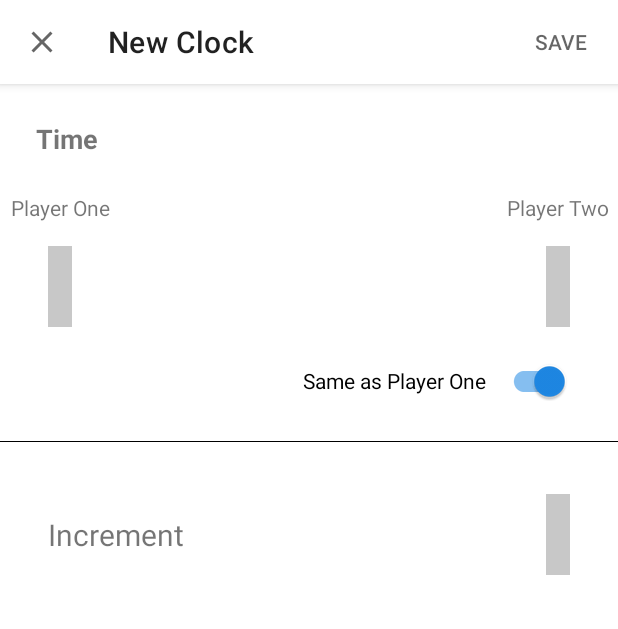
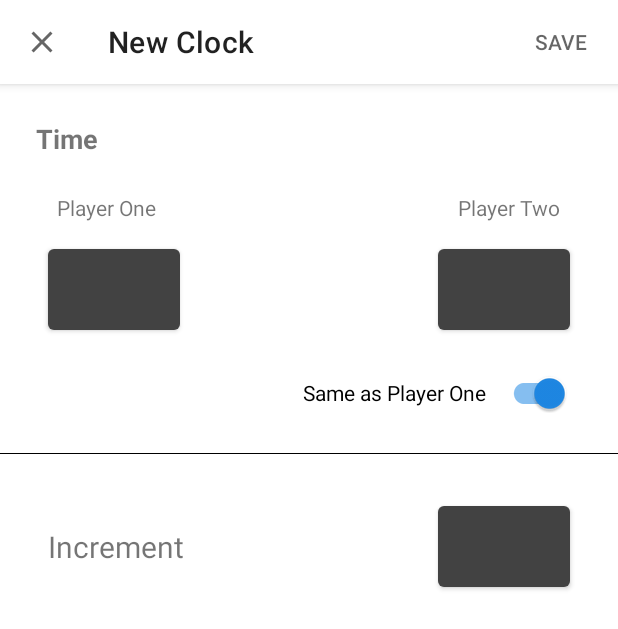
Before and after one commit to olariagamartin/Chess-Clock, an Android app: the CreateEditClockFragment screen opened through its navigation route, on a phone screen of 412 x 824 dp. Shown: the top 629 px of the screen. Run offline under Robolectric (Android 15) with nearby library versions, the phone set to English and light mode, and no system bars; our stand-ins replace Room's generated code; 6 statements that could not run were skipped.

Commit message:
Add/Edit layout design change

```diff
--- a/app/src/main/res/layout/fragment_create_edit_clock.xml
+++ b/app/src/main/res/layout/fragment_create_edit_clock.xml
@@ -38,55 +38,56 @@
             app:layout_constraintEnd_toEndOf="parent"
             app:layout_constraintTop_toTopOf="parent"/>
 
-        <TextView
-            android:id="@+id/player_one_label"
+        <Button
+            android:id="@+id/player_one_time"
             android:layout_width="wrap_content"
             android:layout_height="wrap_content"
-            android:layout_marginTop="24dp"
-            android:text="@string/player_one_label"
-            app:layout_constraintEnd_toEndOf="@+id/player_one_time"
-            app:layout_constraintStart_toStartOf="@+id/player_one_time"
-            app:layout_constraintTop_toBottomOf="@id/time_header" />
+            android:layout_marginStart="32dp"
+            android:layout_marginTop="12dp"
+            android:gravity="end"
+            android:padding="8dp"
+            android:textColor="@color/grey_50"
+            android:textSize="28sp"
+            app:layout_constraintStart_toStartOf="parent"
+            app:layout_constraintTop_toBottomOf="@id/player_one_label"
+            tools:text="05:00"/>
+
+        <Button
+            android:id="@+id/player_two_time"
+            android:layout_width="wrap_content"
+            android:layout_height="wrap_content"
+            android:layout_marginEnd="32dp"
+            android:layout_marginTop="12dp"
+            android:gravity="end"
+            android:padding="8dp"
+            android:textColor="@color/grey_50"
+            android:textSize="28sp"
+            app:layout_constraintEnd_toEndOf="parent"
+            app:layout_constraintTop_toBottomOf="@id/player_two_label"
+            tools:text="05:00"/>
+
+        <Button
+            android:id="@+id/increment_time"
+            android:layout_width="wrap_content"
+            android:layout_height="wrap_content"
+            android:gravity="end"
+            android:padding="8dp"
+            android:textColor="@color/grey_50"
+            android:textSize="28sp"
+            app:layout_constraintBottom_toBottomOf="@+id/increment_label"
+            app:layout_constraintEnd_toEndOf="@+id/player_two_time"
+            app:layout_constraintTop_toTopOf="@+id/increment_label"
+            tools:text="00:00" />
 
         <TextView
             android:id="@+id/player_two_label"
             android:layout_width="wrap_content"
             android:layout_height="wrap_content"
             android:layout_marginTop="24dp"
+            android:layout_marginEnd="6dp"
             android:text="@string/player_two_label"
             app:layout_constraintEnd_toEndOf="@+id/player_two_time"
-            app:layout_constraintStart_toStartOf="@+id/player_two_time"
             app:layout_constraintTop_toBottomOf="@id/time_header" />
-
-        <TextView
-                android:id="@+id/player_one_time"
-            android:layout_width="wrap_content"
-            android:layout_height="wrap_content"
-            android:layout_marginStart="32dp"
-            android:layout_marginTop="16dp"
-            android:background="@color/cardview_shadow_start_color"
-            android:gravity="end"
-            android:padding="8dp"
-            android:textColor="@color/black"
-            android:textSize="28sp"
-            app:layout_constraintStart_toStartOf="parent"
-            app:layout_constraintTop_toBottomOf="@id/player_one_label"
-            tools:text="05:00"/>
-
-        <TextView
-            android:id="@+id/player_two_time"
-            android:layout_width="wrap_content"
-            android:layout_height="wrap_content"
-            android:layout_marginEnd="32dp"
-            android:layout_marginTop="16dp"
-            android:background="@color/cardview_shadow_start_color"
-            android:gravity="end"
-            android:padding="8dp"
-            android:textColor="@color/black"
-            android:textSize="28sp"
-            app:layout_constraintEnd_toEndOf="parent"
-            app:layout_constraintTop_toBottomOf="@id/player_two_label"
-            tools:text="05:00"/>
 
 
         <TextView
@@ -101,18 +102,14 @@
             app:layout_constraintTop_toBottomOf="@id/divider" />
 
         <TextView
-            android:id="@+id/increment_time"
+            android:id="@+id/player_one_label"
             android:layout_width="wrap_content"
             android:layout_height="wrap_content"
-            android:background="@color/cardview_shadow_start_color"
-            android:gravity="end"
-            android:padding="8dp"
-            android:textColor="@color/black"
-            android:textSize="28sp"
-            app:layout_constraintBottom_toBottomOf="@+id/increment_label"
-            app:layout_constraintEnd_toEndOf="@+id/player_two_time"
-            app:layout_constraintTop_toTopOf="@+id/increment_label"
-            tools:text="00:00" />
+            android:layout_marginTop="24dp"
+            android:layout_marginStart="6dp"
+            android:text="@string/player_one_label"
+            app:layout_constraintStart_toStartOf="@+id/player_one_time"
+            app:layout_constraintTop_toBottomOf="@id/time_header" />
 
         <View
             android:id="@+id/divider"
```
